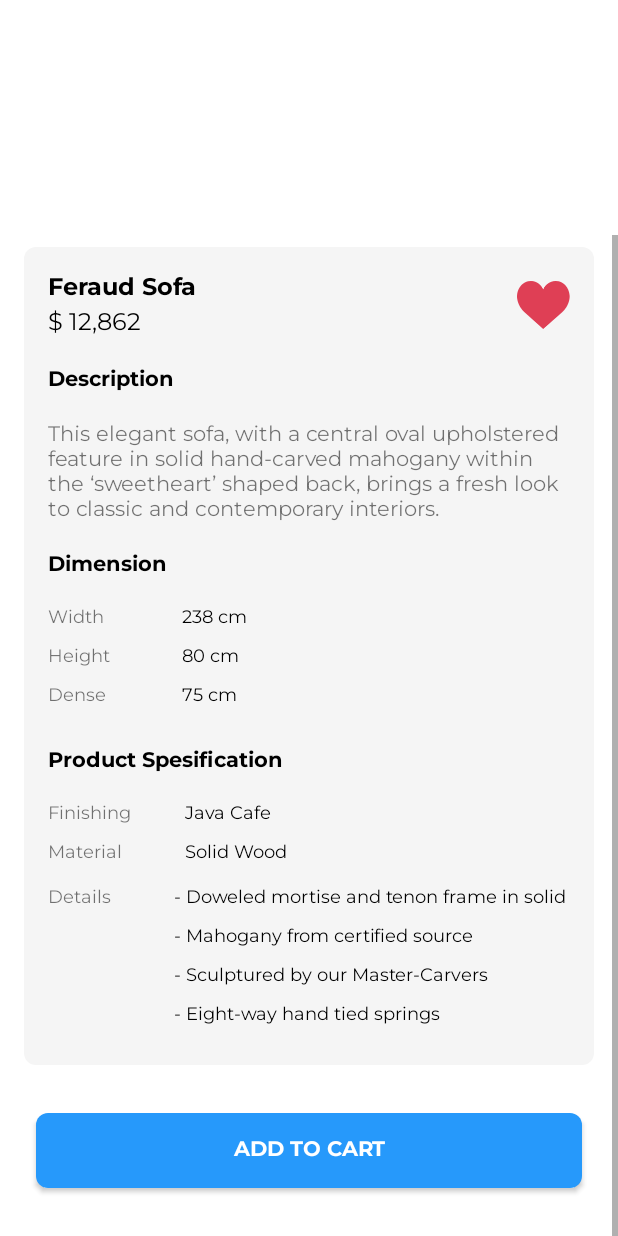
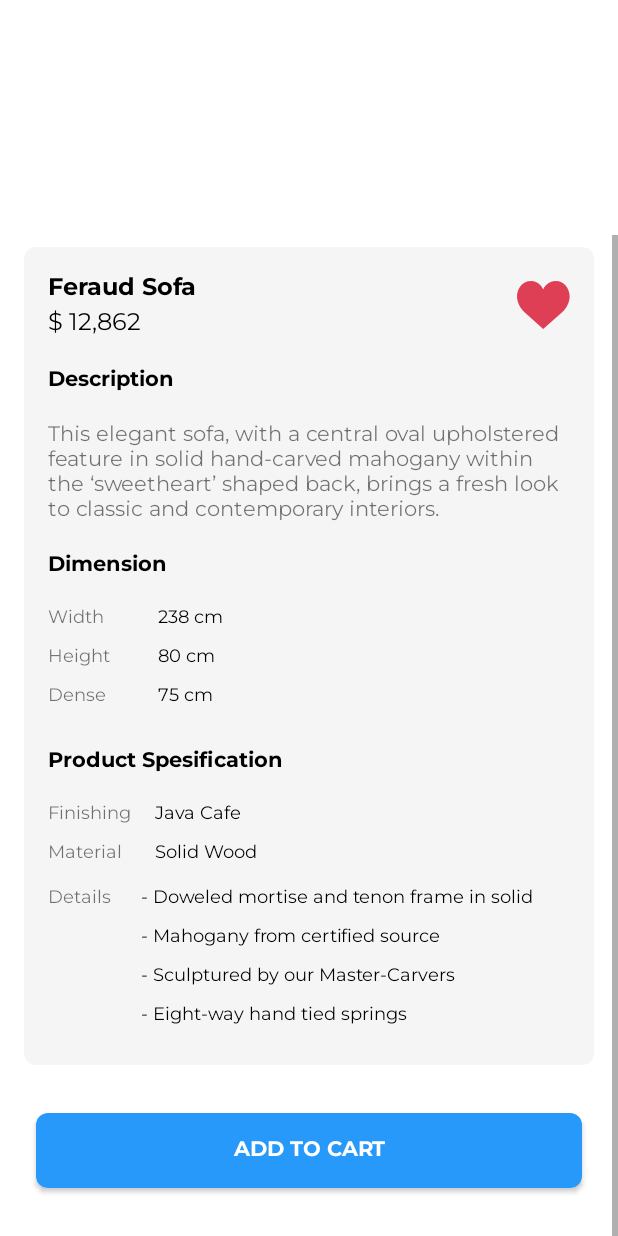
Before and after one commit to farhanmzr/CGMarketPlace, an Android app: the layout activity_detail.xml on its own in the app's theme, with its tools: preview values and no code run, scrolled down 193 dp, on a phone screen of 412 x 824 dp. Run offline under Robolectric (Android 15) with nearby library versions, the phone set to English and light mode, and no system bars; Roboto replaces fonts that are not available here.

Commit message:
table layout detail

```diff
--- a/app/src/main/res/layout/activity_detail.xml
+++ b/app/src/main/res/layout/activity_detail.xml
@@ -169,87 +169,91 @@
                     android:textColor="@android:color/black"
                     android:textSize="14sp" />
 
-                <LinearLayout
-
-                    android:layout_width="200dp"
+                <TableLayout
+                    android:layout_width="match_parent"
                     android:layout_height="wrap_content"
                     android:layout_marginStart="16dp"
                     android:layout_marginTop="16dp"
                     android:layout_marginEnd="16dp"
                     android:layout_marginBottom="16dp"
-                    android:orientation="horizontal">
+                    android:stretchColumns="1">
 
-                    <LinearLayout
+                    <TableRow
                         android:layout_width="wrap_content"
                         android:layout_height="wrap_content"
-                        android:orientation="vertical">
+                        android:layout_marginBottom="8dp">
 
                         <TextView
                             android:layout_width="wrap_content"
                             android:layout_height="wrap_content"
-                            android:layout_marginBottom="8dp"
                             android:fontFamily="@font/montserrat"
                             android:text="@string/width"
                             android:textSize="12sp" />
 
                         <TextView
+                            android:id="@+id/tv_width"
                             android:layout_width="wrap_content"
                             android:layout_height="wrap_content"
-                            android:layout_marginBottom="8dp"
+                            android:layout_marginStart="32dp"
+                            android:layout_marginEnd="32dp"
                             android:fontFamily="@font/montserrat"
-                            android:text="@string/height"
+                            android:text="@string/item_width"
+                            android:textColor="@android:color/black"
                             android:textSize="12sp" />
+
+                    </TableRow>
+
+                    <TableRow
+                        android:layout_width="wrap_content"
+                        android:layout_height="wrap_content"
+                        android:layout_marginBottom="8dp">
 
                         <TextView
                             android:layout_width="wrap_content"
                             android:layout_height="wrap_content"
-                            android:layout_marginBottom="8dp"
                             android:fontFamily="@font/montserrat"
-                            android:text="@string/dense"
-                            android:textSize="12sp" />
-
-                    </LinearLayout>
-
-                    <LinearLayout
-                        android:layout_width="match_parent"
-                        android:layout_height="wrap_content"
-                        android:layout_marginStart="48dp"
-                        android:orientation="vertical">
-
-                        <TextView
-                            android:id="@+id/tv_width"
-                            android:layout_width="wrap_content"
-                            android:layout_height="wrap_content"
-                            android:layout_marginBottom="8dp"
-                            android:fontFamily="@font/montserrat"
-                            android:text="@string/item_width"
-                            android:textColor="@android:color/black"
+                            android:text="@string/height"
                             android:textSize="12sp" />
 
                         <TextView
                             android:id="@+id/tv_height"
                             android:layout_width="wrap_content"
                             android:layout_height="wrap_content"
-                            android:layout_marginBottom="8dp"
                             android:fontFamily="@font/montserrat"
+                            android:layout_marginStart="32dp"
+                            android:layout_marginEnd="32dp"
                             android:text="@string/item_height"
                             android:textColor="@android:color/black"
+                            android:textSize="12sp" />
+
+                    </TableRow>
+
+                    <TableRow
+                        android:layout_width="wrap_content"
+                        android:layout_height="wrap_content"
+                        android:layout_marginBottom="8dp">
+
+                        <TextView
+                            android:layout_width="wrap_content"
+                            android:layout_height="wrap_content"
+                            android:fontFamily="@font/montserrat"
+                            android:text="@string/dense"
                             android:textSize="12sp" />
 
                         <TextView
                             android:id="@+id/tv_dense"
                             android:layout_width="wrap_content"
                             android:layout_height="wrap_content"
-                            android:layout_marginBottom="8dp"
+                            android:layout_marginStart="32dp"
+                            android:layout_marginEnd="32dp"
                             android:fontFamily="@font/montserrat"
                             android:text="@string/item_dense"
                             android:textColor="@android:color/black"
                             android:textSize="12sp" />
 
-                    </LinearLayout>
+                    </TableRow>
 
-
-                </LinearLayout>
+                </TableLayout>
 
                 <TextView
                     android:layout_width="wrap_content"
@@ -261,143 +265,179 @@
                     android:textColor="@android:color/black"
                     android:textSize="14sp" />
 
-                <LinearLayout
-
-                    android:layout_width="200dp"
+                <TableLayout
+                    android:layout_width="match_parent"
                     android:layout_height="wrap_content"
                     android:layout_marginStart="16dp"
                     android:layout_marginTop="16dp"
                     android:layout_marginEnd="16dp"
-                    android:orientation="horizontal">
+                    android:stretchColumns="1">
 
-                    <LinearLayout
+                    <TableRow
                         android:layout_width="wrap_content"
                         android:layout_height="wrap_content"
+                        android:layout_marginBottom="8dp"
                         android:orientation="vertical">
 
                         <TextView
                             android:layout_width="wrap_content"
                             android:layout_height="wrap_content"
-                            android:layout_marginBottom="8dp"
                             android:fontFamily="@font/montserrat"
                             android:text="@string/finishing"
                             android:textSize="12sp" />
 
                         <TextView
-                            android:layout_width="wrap_content"
-                            android:layout_height="wrap_content"
-                            android:layout_marginBottom="12dp"
-                            android:fontFamily="@font/montserrat"
-                            android:text="@string/material"
-                            android:textSize="12sp" />
-
-                    </LinearLayout>
-
-                    <LinearLayout
-                        android:layout_width="match_parent"
-                        android:layout_height="wrap_content"
-                        android:layout_marginStart="36dp"
-                        android:orientation="vertical">
-
-                        <TextView
                             android:id="@+id/tv_finishing"
                             android:layout_width="wrap_content"
                             android:layout_height="wrap_content"
-                            android:layout_marginBottom="8dp"
+                            android:layout_marginStart="16dp"
+                            android:layout_marginEnd="16dp"
                             android:fontFamily="@font/montserrat"
                             android:text="@string/item_finishing"
                             android:textColor="@android:color/black"
+                            android:textSize="12sp" />
+
+                    </TableRow>
+
+                    <TableRow
+                        android:layout_width="match_parent"
+                        android:layout_height="wrap_content"
+                        android:layout_marginBottom="12dp">
+
+                        <TextView
+                            android:layout_width="wrap_content"
+                            android:layout_height="wrap_content"
+                            android:fontFamily="@font/montserrat"
+                            android:text="@string/material"
                             android:textSize="12sp" />
 
                         <TextView
                             android:id="@+id/tv_material"
                             android:layout_width="wrap_content"
                             android:layout_height="wrap_content"
-                            android:layout_marginBottom="8dp"
+                            android:layout_marginStart="16dp"
+                            android:layout_marginEnd="16dp"
                             android:fontFamily="@font/montserrat"
                             android:text="@string/item_material"
                             android:textColor="@android:color/black"
                             android:textSize="12sp" />
 
 
-                    </LinearLayout>
+                    </TableRow>
 
-                </LinearLayout>
+                </TableLayout>
 
-                <LinearLayout
-
+                <TableLayout
                     android:layout_width="match_parent"
                     android:layout_height="wrap_content"
                     android:layout_marginStart="16dp"
                     android:layout_marginEnd="16dp"
                     android:layout_marginBottom="16dp"
-                    android:orientation="horizontal">
+                    android:stretchColumns="1">
 
-                    <LinearLayout
+                    <TableRow
                         android:layout_width="wrap_content"
                         android:layout_height="wrap_content"
-                        android:orientation="vertical">
+                        android:layout_marginBottom="8dp">
 
                         <TextView
                             android:layout_width="wrap_content"
                             android:layout_height="wrap_content"
-                            android:layout_marginBottom="8dp"
                             android:fontFamily="@font/montserrat"
                             android:text="@string/details"
                             android:textSize="12sp" />
 
-
-                    </LinearLayout>
-
-                    <LinearLayout
-                        android:layout_width="match_parent"
-                        android:layout_height="wrap_content"
-                        android:layout_marginStart="42dp"
-                        android:orientation="vertical">
-
                         <TextView
                             android:id="@+id/tv_details_1"
                             android:layout_width="wrap_content"
+                            android:layout_marginStart="20dp"
+                            android:layout_marginEnd="0dp"
                             android:layout_height="wrap_content"
-                            android:layout_marginBottom="8dp"
                             android:fontFamily="@font/montserrat"
                             android:text="@string/details_1"
                             android:textColor="@android:color/black"
+                            android:textSize="12sp" />
+
+                    </TableRow>
+
+                    <TableRow
+                        android:layout_width="match_parent"
+                        android:layout_height="wrap_content"
+                        android:layout_marginBottom="8dp">
+
+                        <TextView
+                            android:layout_width="wrap_content"
+                            android:layout_height="wrap_content"
+                            android:fontFamily="@font/montserrat"
+                            android:text=""
                             android:textSize="12sp" />
 
                         <TextView
                             android:id="@+id/tv_details_2"
                             android:layout_width="wrap_content"
                             android:layout_height="wrap_content"
-                            android:layout_marginBottom="8dp"
+                            android:layout_marginStart="20dp"
+                            android:layout_marginEnd="0dp"
                             android:fontFamily="@font/montserrat"
                             android:text="@string/details_2"
                             android:textColor="@android:color/black"
+                            android:textSize="12sp" />
+
+                    </TableRow>
+
+                    <TableRow
+                        android:layout_width="match_parent"
+                        android:layout_height="wrap_content"
+                        android:layout_marginBottom="8dp">
+
+                        <TextView
+                            android:layout_width="wrap_content"
+                            android:layout_height="wrap_content"
+                            android:fontFamily="@font/montserrat"
+                            android:text=""
                             android:textSize="12sp" />
 
                         <TextView
                             android:id="@+id/tv_details_3"
                             android:layout_width="wrap_content"
                             android:layout_height="wrap_content"
-                            android:layout_marginBottom="8dp"
+                            android:layout_marginStart="20dp"
+                            android:layout_marginEnd="0dp"
                             android:fontFamily="@font/montserrat"
                             android:text="@string/details_3"
                             android:textColor="@android:color/black"
+                            android:textSize="12sp" />
+
+                    </TableRow>
+
+                    <TableRow
+                        android:layout_width="match_parent"
+                        android:layout_height="wrap_content"
+                        android:layout_marginBottom="8dp">
+
+                        <TextView
+                            android:layout_width="wrap_content"
+                            android:layout_height="wrap_content"
+                            android:fontFamily="@font/montserrat"
+                            android:text=""
                             android:textSize="12sp" />
 
                         <TextView
                             android:id="@+id/tv_details_4"
                             android:layout_width="wrap_content"
                             android:layout_height="wrap_content"
-                            android:layout_marginBottom="8dp"
+                            android:layout_marginStart="20dp"
+                            android:layout_marginEnd="0dp"
                             android:fontFamily="@font/montserrat"
                             android:text="@string/details_4"
                             android:textColor="@android:color/black"
                             android:textSize="12sp" />
 
-                    </LinearLayout>
+                    </TableRow>
 
-                </LinearLayout>
+                </TableLayout>
+
+
 
             </LinearLayout>
 
```
